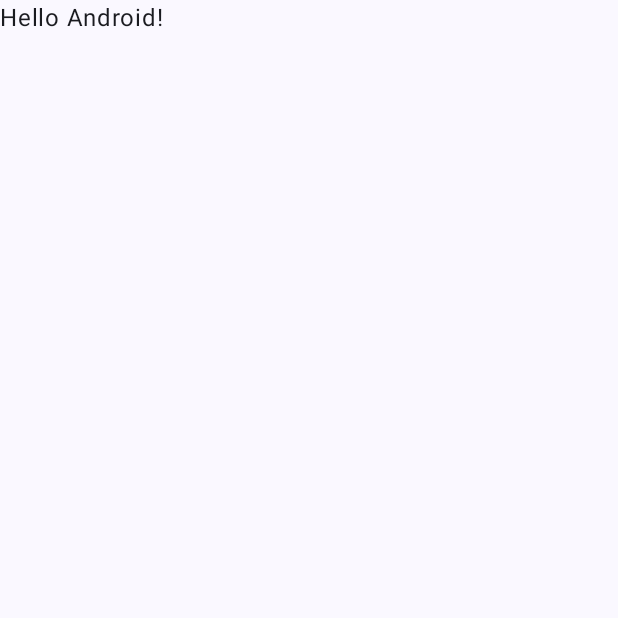
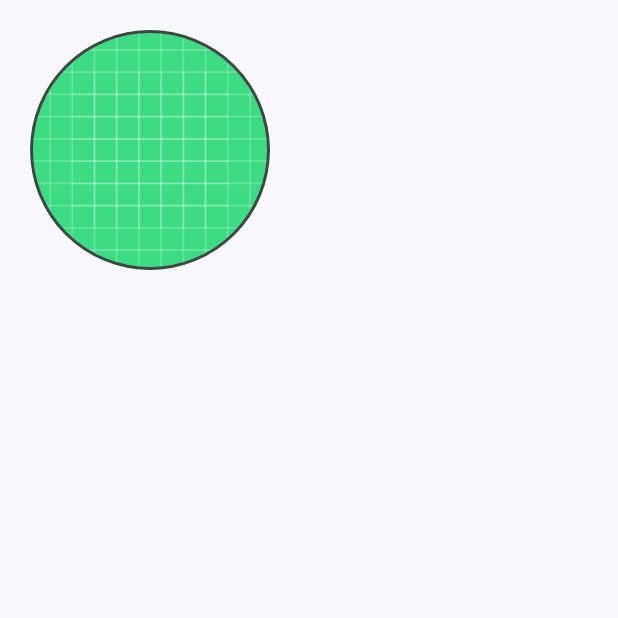
Before and after one commit to mubarakansari715/Basic_Compose_Tutorial, an Android app built with Jetpack Compose: the screen it shows after launch (MainActivity), on a phone screen of 412 x 824 dp, the top half of it. Before the commit the part shown is almost empty. Run offline under Robolectric (Android 15) with nearby library versions, the phone set to English and light mode, and no system bars.

Commit message:
- add basics

```diff
--- a/app/src/main/java/com/mubarak/basic_compose_tutorial/MainActivity.kt
+++ b/app/src/main/java/com/mubarak/basic_compose_tutorial/MainActivity.kt
@@ -7,10 +7,8 @@ import androidx.activity.enableEdgeToEdge
 import androidx.compose.foundation.layout.fillMaxSize
 import androidx.compose.foundation.layout.padding
 import androidx.compose.material3.Scaffold
-import androidx.compose.material3.Text
-import androidx.compose.runtime.Composable
 import androidx.compose.ui.Modifier
-import androidx.compose.ui.tooling.preview.Preview
+import com.mubarak.basic_compose_tutorial.basics.ModifierComponent
 import com.mubarak.basic_compose_tutorial.ui.theme.Basic_Compose_TutorialTheme
 
 class MainActivity : ComponentActivity() {
@@ -20,28 +18,12 @@ class MainActivity : ComponentActivity() {
         setContent {
             Basic_Compose_TutorialTheme {
                 Scaffold(modifier = Modifier.fillMaxSize()) { innerPadding ->
-                    Greeting(
-                        name = "Android",
-                        modifier = Modifier.padding(innerPadding)
-                    )
+                    //DummyListLayout(modifier = Modifier.padding(innerPadding))
+                    //TextViewBasics(modifier = Modifier.padding(innerPadding))
+                    //EditTextComponent(modifier = Modifier.padding(innerPadding))
+                    ModifierComponent(modifier = Modifier.padding(innerPadding))
                 }
             }
         }
     }
 }
-
-@Composable
-fun Greeting(name: String, modifier: Modifier = Modifier) {
-    Text(
-        text = "Hello $name!",
-        modifier = modifier
-    )
-}
-
-@Preview(showBackground = true)
-@Composable
-fun GreetingPreview() {
-    Basic_Compose_TutorialTheme {
-        Greeting("Android")
-    }
-}
--- /dev/null
+++ b/app/src/main/java/com/mubarak/basic_compose_tutorial/basics/04ModifierComponent.kt
@@ -0,0 +1,57 @@
+package com.mubarak.basic_compose_tutorial.basics
+
+import androidx.compose.foundation.Image
+import androidx.compose.foundation.border
+import androidx.compose.foundation.clickable
+import androidx.compose.foundation.layout.padding
+import androidx.compose.foundation.layout.size
+import androidx.compose.foundation.shape.CircleShape
+import androidx.compose.runtime.Composable
+import androidx.compose.ui.Modifier
+import androidx.compose.ui.draw.clip
+import androidx.compose.ui.graphics.Color
+import androidx.compose.ui.layout.ContentScale
+import androidx.compose.ui.res.painterResource
+import androidx.compose.ui.tooling.preview.Preview
+import androidx.compose.ui.unit.dp
+import com.mubarak.basic_compose_tutorial.R
+
+/***
+ * Modifies=>
+ * Main impotent terms:
+ *  1) Sequence of modifiers
+ *  2) set modifies as a parameter
+ *  3) make sre add clickable modified put correct sequence
+ */
+@Composable
+fun ModifierComponent(modifier: Modifier = Modifier) {
+//    Text(
+//        text = "Mubarak Ansari",
+//        modifier = Modifier
+//            .background(Color.Blue)
+//            .border(2.dp, color = Color.Yellow)
+//            .padding(40.dp)
+//            .border(2.dp, color = Color.Red)
+//            .padding(10.dp)
+//
+//    )
+
+    //crop image in easy way
+    Image(
+        painter = painterResource(R.drawable.ic_launcher_background),
+        contentDescription = "",
+        contentScale = ContentScale.Crop,
+        modifier = modifier
+            .size(200.dp)
+            .padding(20.dp)
+            .clip(CircleShape)
+            .border(2.dp, Color.DarkGray, CircleShape)
+            .clickable {  }
+    )
+}
+
+@Composable
+@Preview(showSystemUi = true)
+private fun ModifierComponent_Preview() {
+    ModifierComponent()
+}
```
Also changed, not shown: app/src/main/java/com/mubarak/basic_compose_tutorial/basics/01TextViewComponent.kt (added, +36 -0 lines), app/src/main/java/com/mubarak/basic_compose_tutorial/basics/02EditTextCompnent.kt (added, +35 -0 lines), app/src/main/java/com/mubarak/basic_compose_tutorial/basics/DummyListLayout.kt (added, +54 -0 lines).
